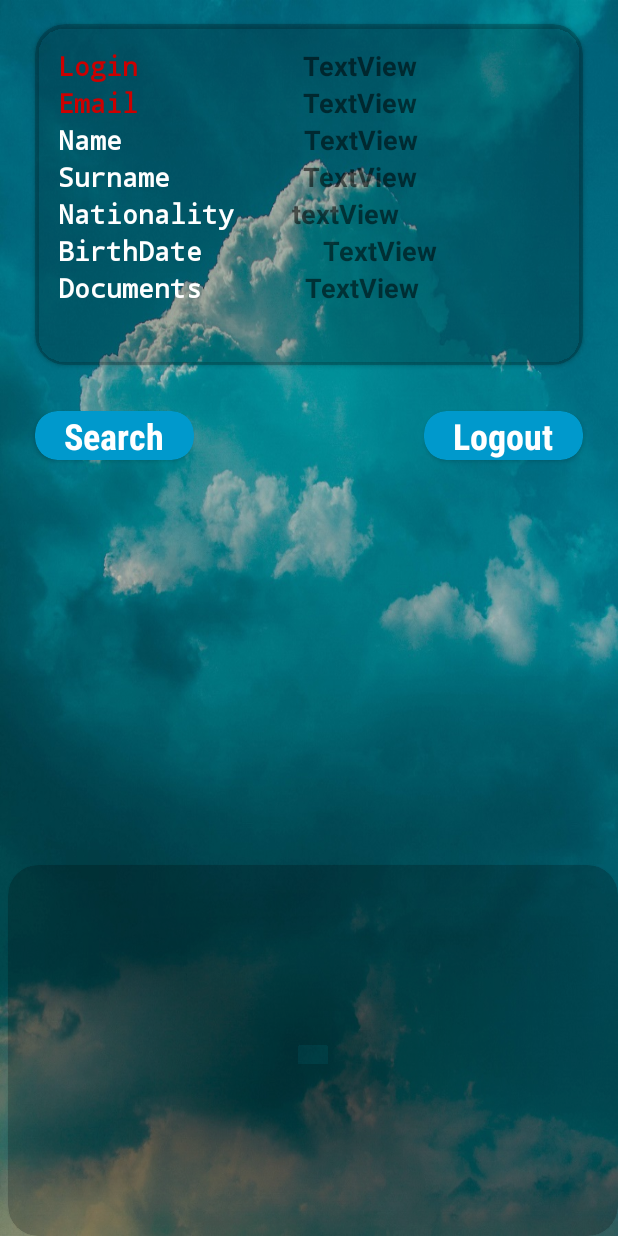
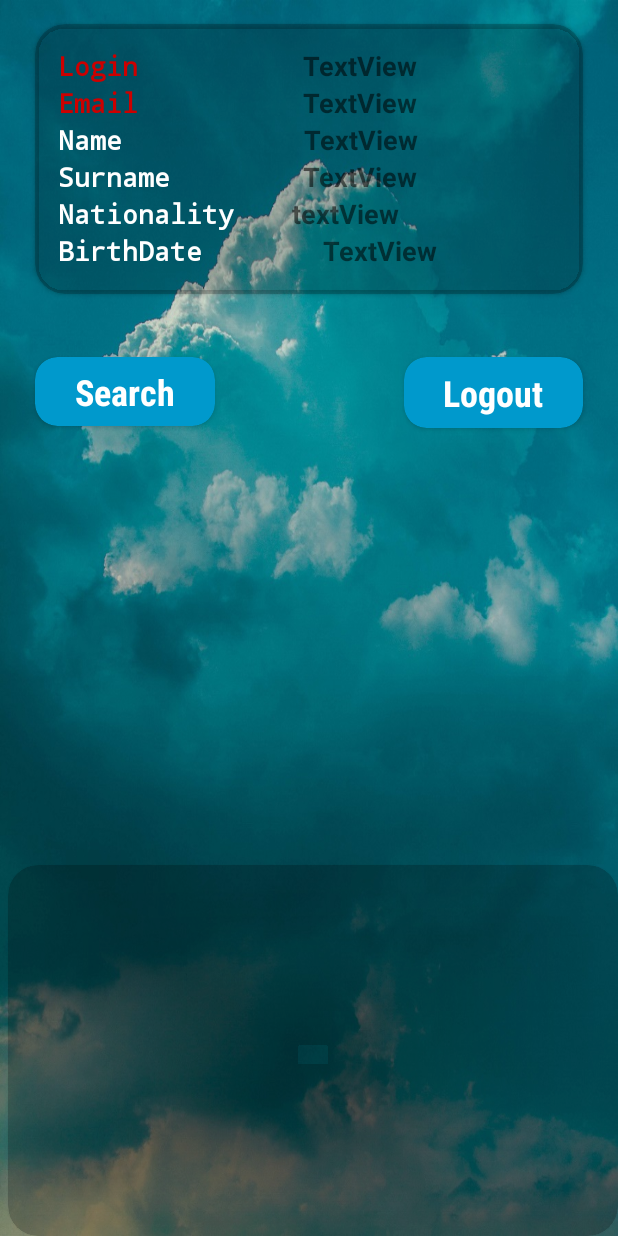
Before and after one commit to Szulce/AppBazyDanych, an Android app: the layout activity_user_panel.xml on its own in the app's theme, with its tools: preview values and no code run, on a phone screen of 412 x 824 dp. Run offline under Robolectric (Android 15) with nearby library versions, the phone set to English and light mode, and no system bars; Roboto replaces fonts that are not available here.

Commit message:
last commit

```diff
--- a/app/src/main/res/layout/activity_user_panel.xml
+++ b/app/src/main/res/layout/activity_user_panel.xml
@@ -10,7 +10,7 @@
     <android.support.v7.widget.CardView
         android:id="@+id/UserData"
         android:layout_width="365dp"
-        android:layout_height="227dp"
+        android:layout_height="180dp"
         android:layout_alignParentTop="true"
         android:layout_centerHorizontal="true"
         android:layout_marginTop="16dp"
@@ -184,25 +184,6 @@
                 android:layout_height="wrap_content"
                 android:orientation="horizontal">
 
-                <TextView
-                    android:id="@+id/userDocuments"
-                    android:layout_width="56dp"
-                    android:layout_height="wrap_content"
-                    android:layout_weight="1"
-                    android:fontFamily="monospace"
-                    android:text="Documents"
-                    android:textColor="@android:color/background_light"
-                    android:textSize="18sp"
-                    android:textStyle="bold" />
-
-                <TextView
-                    android:id="@+id/userDocumentsTextView"
-                    android:layout_width="wrap_content"
-                    android:layout_height="match_parent"
-                    android:layout_weight="1"
-                    android:text="TextView"
-                    android:textSize="18sp"
-                    android:textStyle="bold" />
             </LinearLayout>
 
         </LinearLayout>
@@ -235,11 +216,11 @@
 
     <android.support.v7.widget.CardView
         android:id="@+id/goSearchUserCardView"
-        android:layout_width="106dp"
-        android:layout_height="wrap_content"
+        android:layout_width="120dp"
+        android:layout_height="46dp"
         android:layout_alignParentTop="true"
         android:layout_alignStart="@+id/UserData"
-        android:layout_marginTop="274dp"
+        android:layout_marginTop="238dp"
         app:cardBackgroundColor="@android:color/holo_blue_dark"
         app:cardCornerRadius="15dp">
 
@@ -262,8 +243,8 @@
 
     <android.support.v7.widget.CardView
         android:id="@+id/logoutCardView"
-        android:layout_width="106dp"
-        android:layout_height="wrap_content"
+        android:layout_width="119dp"
+        android:layout_height="47dp"
 
 
         android:layout_alignEnd="@+id/UserData"
```
Also changed, not shown: app/src/main/res/layout/activity_ticket.xml (+7 -7 lines).
